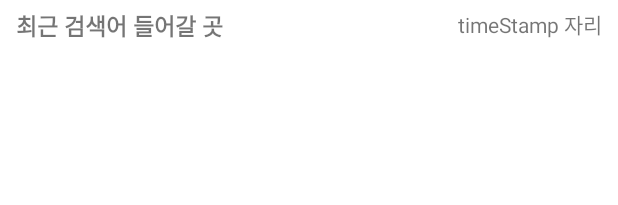
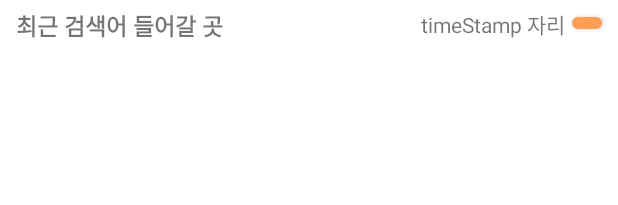
Before and after one commit to ydjvchslf/splashApiPractice, an Android app built with Jetpack Compose: the layout search_history_item.xml on its own in the app's theme, with its tools: preview values and no code run, on a phone screen of 412 x 824 dp. Shown: the top 205 px of the screen. Run offline under Robolectric (Android 15) with nearby library versions, the phone set to English and light mode, and no system bars.

Commit message:
SharedPrefManager - deleteOneSearchHistory() 추가 : 검색기록 1개 삭제 메서드

```diff
--- a/app/src/main/res/layout/search_history_item.xml
+++ b/app/src/main/res/layout/search_history_item.xml
@@ -28,8 +28,16 @@
         android:layout_width="wrap_content"
         android:layout_height="wrap_content"
         app:layout_constraintRight_toRightOf="parent"
+        android:layout_marginRight="30dp"
+        android:text="timeStamp 자리"
+        tools:ignore="MissingConstraints" />
+
+    <Button
+        android:id="@+id/delete_one_btn"
+        android:layout_width="20dp"
+        android:layout_height="20dp"
+        app:layout_constraintRight_toRightOf="parent"
         android:layout_marginRight="5dp"
-        android:text="timeStamp 자리"
         tools:ignore="MissingConstraints" />
 
     </androidx.constraintlayout.widget.ConstraintLayout>
```
Also changed, not shown: app/src/main/java/com/example/apipractice/Utill/SharedPrefManager.kt (+21 -0 lines), app/src/main/res/drawable/_2561211_circle_x_icon.xml (added, +17 -0 lines), app/src/main/res/layout/activity_photo.xml (+16 -7 lines).
